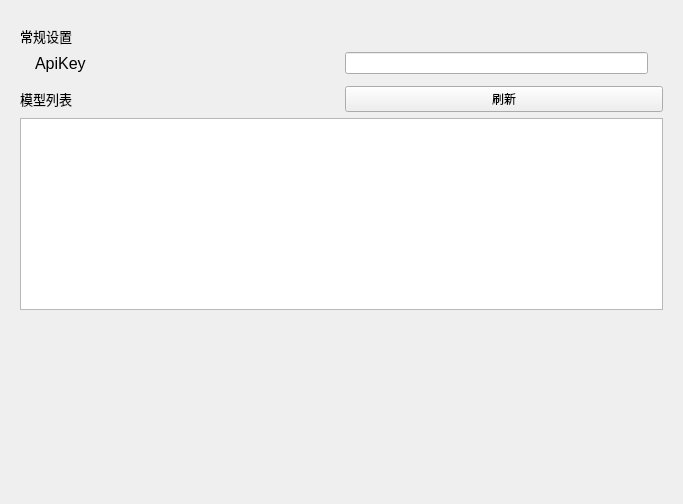
Qt form windows/setting/child/settingchild_llm.ui (Zao-chen/ZcChat2) before a commit.
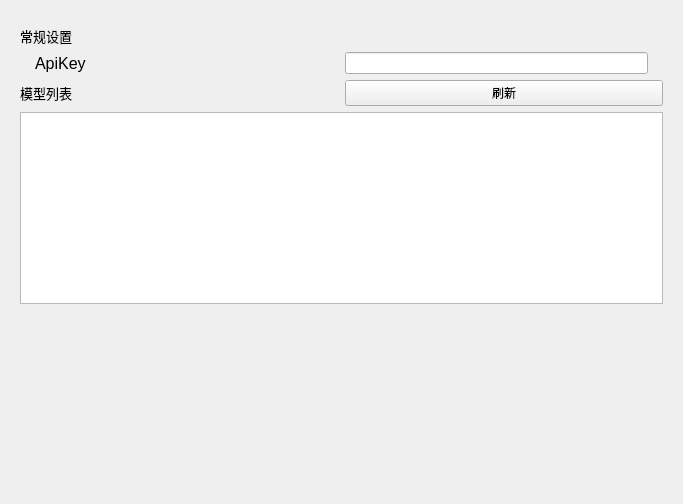
The same form after that commit. Custom widgets are drawn as their Qt base class.

Commit message: feat(setting): 完成apikey的设置和保存功能

What changed in the file:
```diff
--- a/windows/setting/child/settingchild_llm.ui
+++ b/windows/setting/child/settingchild_llm.ui
@@ -154,24 +154,6 @@
          </layout>
         </widget>
        </item>
-       <item>
-        <widget class="ElaScrollPageArea" name="widget_ApiKey_2" native="true">
-         <layout class="QHBoxLayout" name="horizontalLayout_3" stretch="">
-          <property name="leftMargin">
-           <number>15</number>
-          </property>
-          <property name="topMargin">
-           <number>0</number>
-          </property>
-          <property name="rightMargin">
-           <number>15</number>
-          </property>
-          <property name="bottomMargin">
-           <number>0</number>
-          </property>
-         </layout>
-        </widget>
-       </item>
        <item>
         <layout class="QHBoxLayout" name="horizontalLayout_5">
          <property name="topMargin">
@@ -199,7 +181,57 @@
         </layout>
        </item>
        <item>
-        <widget class="QListView" name="listView_ModelList"/>
+        <widget class="ElaListView" name="listView_ModelList">
+         <property name="styleSheet">
+          <string notr="true">/* 去除滚动条的边框和背景 */
+QScrollBar:vertical {
+    border: none;              /* 去除边框 */
+    background: transparent;   /* 背景透明 */
+    width: 8px;                /* 设置滚动条的宽度 */
+}
+
+QScrollBar::handle:vertical {
+    background: rgba(136, 136, 136, 0.5);
+    border-radius: 4px;
+}
+
+
+/* 滑块悬停时的颜色变化 */
+QScrollBar::handle:vertical:hover {
+    background: rgba(136, 136, 136, 0.8);  /* 滑块悬停时的颜色 */
+}
+
+/* 去除滚动条上下箭头按钮 */
+QScrollBar::add-line:vertical, QScrollBar::sub-line:vertical {
+    background: transparent; /* 去除上下箭头 */
+    border: none;             /* 去除箭头边框 */
+    height: 0px;              /* 强制去除箭头按钮 */
+}
+
+/* 滚动条轨道样式 */
+QScrollBar::groove:vertical {
+    background: transparent;   /* 设置轨道背景为透明 */
+    border: none;               /* 去除轨道的边框 */
+    width: 8px;                 /* 设置轨道的宽度 */
+}
+
+/* 设置滚动条范围变化时的显示效果 */
+QScrollBar:vertical:disabled {
+    background: transparent;  /* 禁用时的背景色透明 */
+    border: none;              /* 禁用时的边框 */
+}
+</string>
+         </property>
+         <property name="verticalScrollBarPolicy">
+          <enum>Qt::ScrollBarPolicy::ScrollBarAsNeeded</enum>
+         </property>
+         <property name="horizontalScrollBarPolicy">
+          <enum>Qt::ScrollBarPolicy::ScrollBarAsNeeded</enum>
+         </property>
+         <property name="selectionMode">
+          <enum>QAbstractItemView::SelectionMode::NoSelection</enum>
+         </property>
+        </widget>
        </item>
        <item>
         <spacer name="verticalSpacer_2">
@@ -254,6 +286,11 @@
    <extends>QLineEdit</extends>
    <header location="global">elalineedit.h</header>
   </customwidget>
+  <customwidget>
+   <class>ElaListView</class>
+   <extends>QListView</extends>
+   <header location="global">elalistview.h</header>
+  </customwidget>
  </customwidgets>
  <resources/>
  <connections/>
```
The commit also changes 2 other files.
